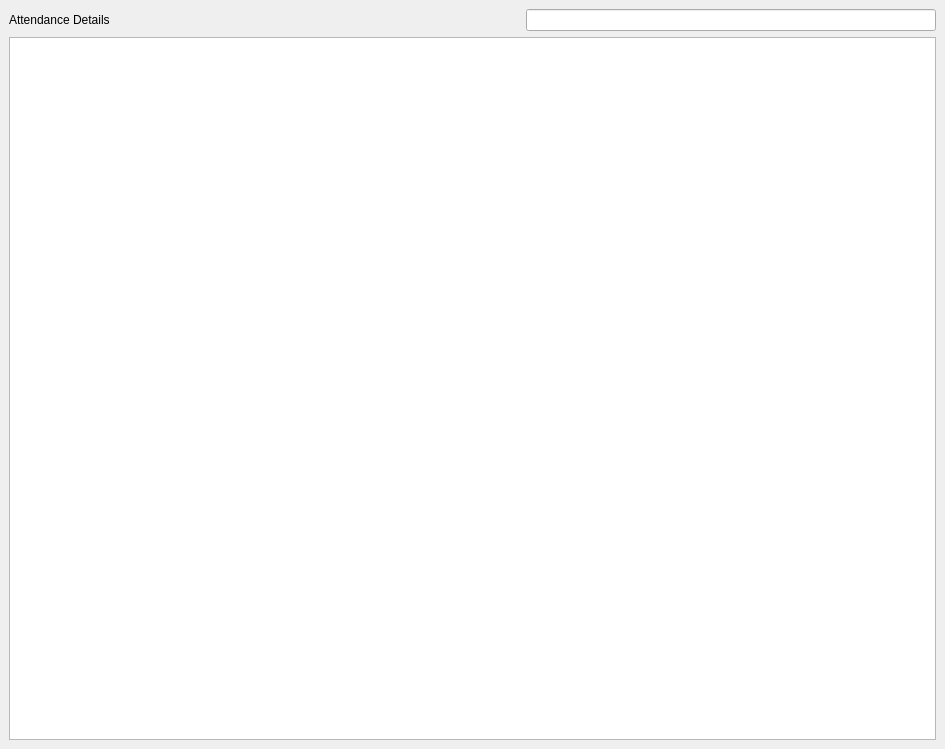
Before: the Qt Designer form ui/screens/attendancedetails.ui in ahmedivy/hr-ms, drawn with Qt 5.
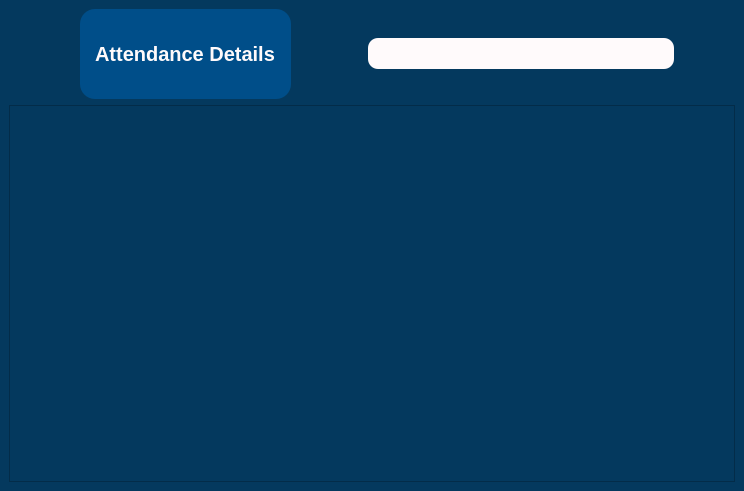
After: the same form once the commit is applied.

The edit to the form file:
```diff
--- a/ui/screens/attendancedetails.ui
+++ b/ui/screens/attendancedetails.ui
@@ -6,27 +6,77 @@
    <rect>
     <x>0</x>
     <y>0</y>
-    <width>945</width>
-    <height>749</height>
+    <width>744</width>
+    <height>491</height>
    </rect>
   </property>
   <property name="windowTitle">
    <string>MainWindow</string>
   </property>
+  <property name="styleSheet">
+   <string notr="true">background-color:#04395e;</string>
+  </property>
   <widget class="QWidget" name="centralwidget">
    <layout class="QHBoxLayout" name="horizontalLayout">
     <item>
-     <layout class="QVBoxLayout" name="mainLayout" stretch="2,10">
+     <layout class="QVBoxLayout" name="mainLayout" stretch="0,10">
       <item>
-       <layout class="QHBoxLayout" name="titleLayout">
-        <item>
+       <layout class="QGridLayout" name="gridLayout">
+        <item row="0" column="0">
+         <spacer name="horizontalSpacer_2">
+          <property name="orientation">
+           <enum>Qt::Horizontal</enum>
+          </property>
+          <property name="sizeHint" stdset="0">
+           <size>
+            <width>40</width>
+            <height>20</height>
+           </size>
+          </property>
+         </spacer>
+        </item>
+        <item row="0" column="2">
+         <spacer name="horizontalSpacer_3">
+          <property name="orientation">
+           <enum>Qt::Horizontal</enum>
+          </property>
+          <property name="sizeHint" stdset="0">
+           <size>
+            <width>40</width>
+            <height>20</height>
+           </size>
+          </property>
+         </spacer>
+        </item>
+        <item row="0" column="3">
+         <widget class="QLineEdit" name="dateField">
+          <property name="styleSheet">
+           <string notr="true">margin: 3px 0;border-radius:10px;
+width:300px;
+height: 25px;
+background-color:#FFFAFB;
+padding: 3px;</string>
+          </property>
+         </widget>
+        </item>
+        <item row="0" column="1">
          <widget class="QLabel" name="label">
+          <property name="styleSheet">
+           <string notr="true">font-size: 20px;
+background-color: #004e89;
+color:#FFFAFB;
+font:bold;
+border-radius:15px;
+min-height:70px;
+padding:10px;
+margin:0 10px;</string>
+          </property>
           <property name="text">
            <string>Attendance Details</string>
           </property>
          </widget>
         </item>
-        <item>
+        <item row="0" column="4">
          <spacer name="horizontalSpacer">
           <property name="orientation">
            <enum>Qt::Horizontal</enum>
@@ -39,9 +89,6 @@
           </property>
          </spacer>
         </item>
-        <item>
-         <widget class="QLineEdit" name="dateField"/>
-        </item>
        </layout>
       </item>
       <item>
```
